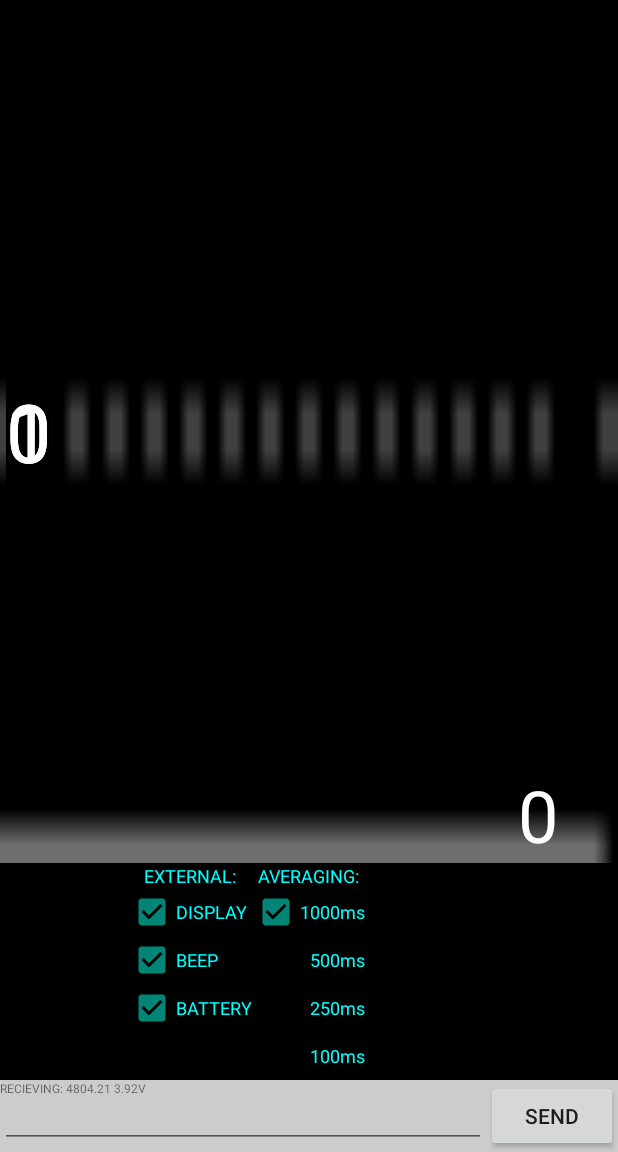
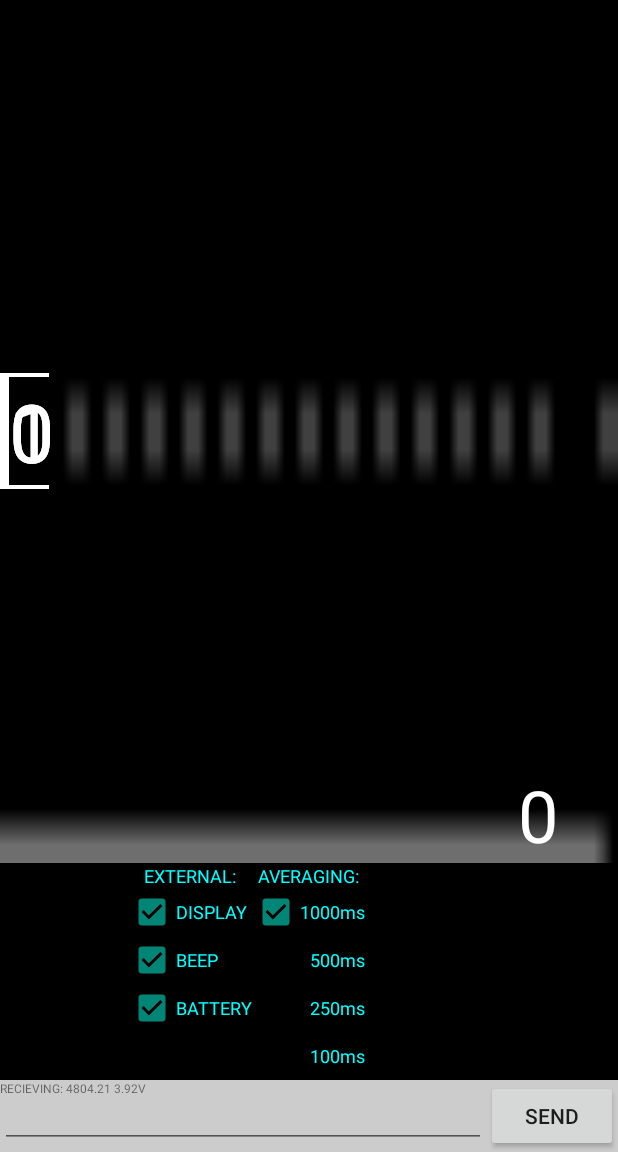
Before and after one commit to glydrfreak/vSpeed-Vario, an Android app: the vSpeedVarioActivity screen opened directly, with no data from a screen before it, on a phone screen of 412 x 824 dp, the part 84-1236 px from its top. Run offline under Robolectric (Android 15) with nearby library versions, the phone set to English and light mode, and no system bars.

Commit message:
Frame Layout for chart so TextViews can have borders.

```diff
--- a/Android/vSpeedVario/app/src/main/java/com/adafruit/bluefruit/le/connect/app/vSpeedVarioActivity.java
+++ b/Android/vSpeedVario/app/src/main/java/com/adafruit/bluefruit/le/connect/app/vSpeedVarioActivity.java
@@ -36,6 +36,7 @@ import android.view.inputmethod.InputMethodManager;
 import android.widget.ArrayAdapter;
 import android.widget.CheckBox;
 import android.widget.EditText;
+import android.widget.FrameLayout;
 import android.widget.LinearLayout;
 import android.widget.ListView;
 import android.widget.TextView;
@@ -313,6 +314,9 @@ public class vSpeedVarioActivity extends vSpeedVarioInterfaceActivity /*implemen
         TextView splitAltitude = (TextView) findViewById(R.id.splitAltitude);
         splitAltitude.setText(String.valueOf(roundedAlti));
 
+        TextView borderAltitude = (TextView) findViewById(R.id.border);
+        borderAltitude.setText(String.valueOf(roundedAlti));
+
         TextView measureParent = (TextView) findViewById(R.id.measureparent);
         int parentHeight = measureParent.getHeight();
         int ownHeight = splitAltitude.getHeight();
@@ -376,7 +380,7 @@ public class vSpeedVarioActivity extends vSpeedVarioInterfaceActivity /*implemen
             canvas.drawPoint(i, 12, white);
         }
 
-        LinearLayout ll = (LinearLayout) findViewById(R.id.chart);
+        FrameLayout ll = (FrameLayout) findViewById(R.id.chart);
         ll.setBackground(new BitmapDrawable(bg));
     }
 
--- a/Android/vSpeedVario/app/src/main/res/layout/activity_vspeedvario.xml
+++ b/Android/vSpeedVario/app/src/main/res/layout/activity_vspeedvario.xml
@@ -54,14 +54,31 @@
 
 
 
-    <LinearLayout
+    <!--<LinearLayout
         android:layout_width="wrap_content"
         android:layout_height="match_parent"
         android:orientation="horizontal"
         android:id="@+id/altiback"
+        android:layout_above="@+id/averaginglayout"
+        android:layout_alignParentStart="true">
+        <TextView
+            android:id="@+id/border"
+            android:layout_width="wrap_content"
+            android:layout_height="wrap_content"
+            android:layout_gravity="center_vertical"
+            android:textSize="100sp"
+            android:textColor="#fff000"
+            android:text="4804"/>
+    </LinearLayout>-->
+
+    <FrameLayout
+        android:layout_width="match_parent"
+        android:layout_height="match_parent"
+        android:orientation="horizontal"
+        android:id="@+id/chart"
         android:layout_above="@+id/averaginglayout">
         <TextView
-            android:id="@+id/boarder"
+            android:id="@+id/border"
             android:layout_width="wrap_content"
             android:layout_height="wrap_content"
             android:layout_marginStart="0dp"
@@ -70,19 +87,11 @@
             android:textColor="#ffffff"
             android:background="#ffffff"
             android:text="4804"/>
-    </LinearLayout>
-
-    <LinearLayout
-        android:layout_width="match_parent"
-        android:layout_height="match_parent"
-        android:orientation="horizontal"
-        android:id="@+id/chart"
-        android:layout_above="@+id/averaginglayout">
         <TextView
             android:id="@+id/splitAltitude"
             android:layout_width="wrap_content"
             android:layout_height="wrap_content"
-            android:layout_marginStart="4dp"
+            android:layout_marginStart="6dp"
             android:layout_gravity="center_vertical"
             android:textSize="54sp"
             android:textColor="#ffffff"
@@ -92,7 +101,7 @@
             android:layout_width="match_parent"
             android:layout_height="match_parent"
             android:id="@+id/measureparent"/>
-    </LinearLayout>
+    </FrameLayout>
 
     <LinearLayout
         android:layout_width="wrap_content"
@@ -104,7 +113,7 @@
             android:id="@+id/topAltitude"
             android:layout_width="wrap_content"
             android:layout_height="wrap_content"
-            android:layout_marginStart="4dp"
+            android:layout_marginStart="6dp"
             android:layout_gravity="center_vertical"
             android:textSize="54sp"
             android:textColor="#ffffff"
@@ -121,7 +130,7 @@
             android:id="@+id/bottomAltitude"
             android:layout_width="wrap_content"
             android:layout_height="wrap_content"
-            android:layout_marginStart="4dp"
+            android:layout_marginStart="6dp"
             android:layout_gravity="center_vertical"
             android:textSize="54sp"
             android:textColor="#ffffff"
```
